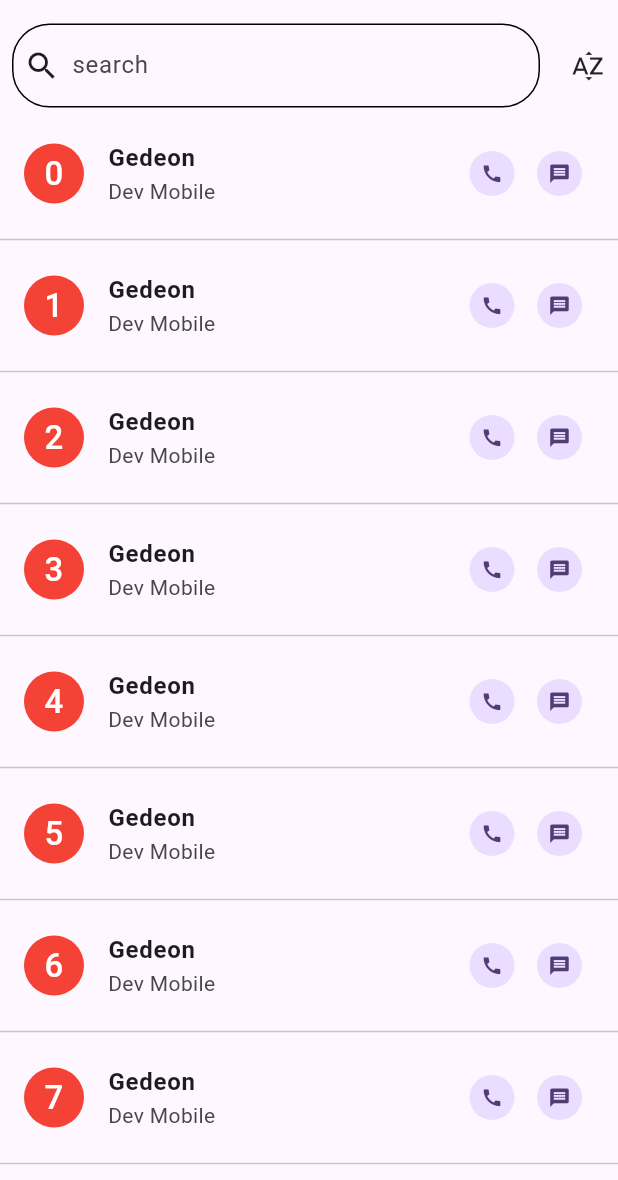
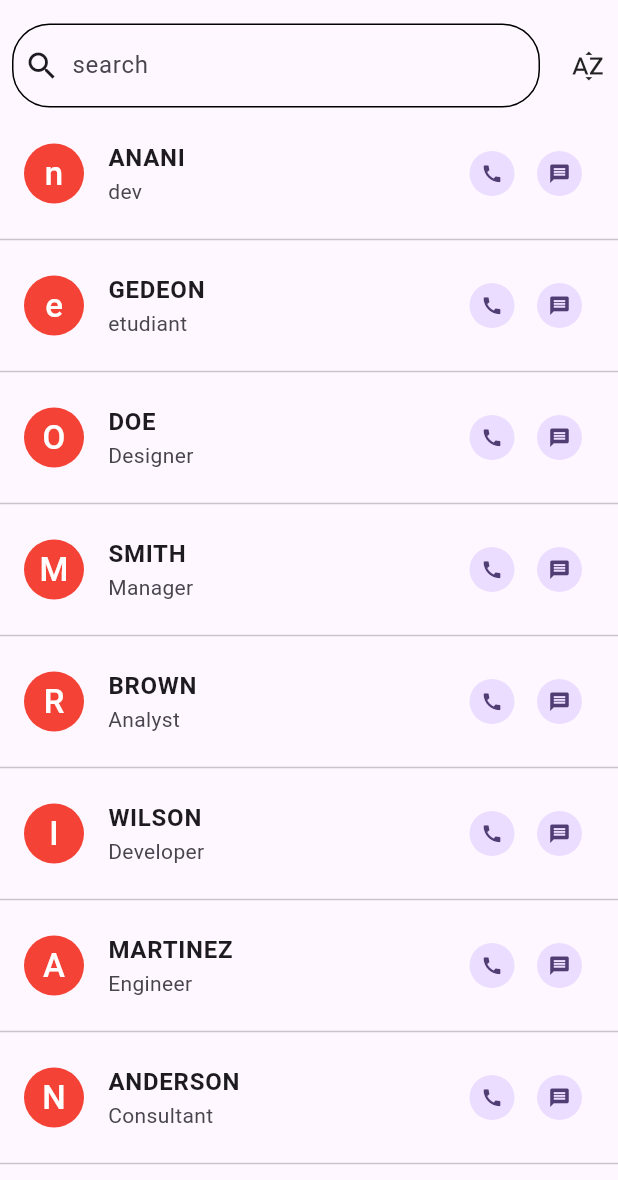
Before and after one commit to tgede46/contact-flutter-, a Flutter app: the screen it shows after launch, on a phone screen of 412 x 824 dp, the part 56-1236 px from its top. Run offline on Flutter 3.47's test engine with Material 3 defaults, Android fonts, the light colour scheme and no system bars.

Commit message:
"suite du projet avec avec ajout d'une base de donne en json"

```diff
--- /dev/null
+++ b/lib/data/data.dart
@@ -0,0 +1,24 @@
+import 'package:contactapp/model/user.dart';
+
+List<User> listeUer= [
+  User(id: 1, nom: 'Anani', post: 'dev', profil: '', email: 'ananijouse08@gmail.com', numero: 90),
+  User(id: 2, nom: 'Gedeon', post: 'etudiant', profil: '', email: 'gedeonkpara@gmail.com', numero: 90),
+  User(id: 3, nom: 'DOE', post: 'Designer', profil: '', email: 'doe.john@example.com', numero: 12345678),
+  User(id: 4, nom: 'SMITH', post: 'Manager', profil: '', email: 'smith.jane@example.com', numero: 87654321),
+  User(id: 5, nom: 'BROWN', post: 'Analyst', profil: '', email: 'brown.chris@example.com', numero: 11223344),
+  User(id: 6, nom: 'WILSON', post: 'Developer', profil: '', email: 'wilson.emma@example.com', numero: 22334455),
+  User(id: 7, nom: 'MARTINEZ', post: 'Engineer', profil: '', email: 'martinez.david@example.com', numero: 33445566),
+  User(id: 8, nom: 'ANDERSON', post: 'Consultant', profil: '', email: 'anderson.olivia@example.com', numero: 44556677),
+  User(id: 9, nom: 'THOMAS', post: 'Architect', profil: '', email: 'thomas.james@example.com', numero: 55667788),
+  User(id: 10, nom: 'JACKSON', post: 'Recruiter', profil: '', email: 'jackson.sophia@example.com', numero: 66778899),
+  User(id: 11, nom: 'WHITE', post: 'HR', profil: '', email: 'white.liam@example.com', numero: 77889900),
+  User(id: 12, nom: 'HARRIS', post: 'Accountant', profil: '', email: 'harris.isabella@example.com', numero: 88990011),
+  User(id: 13, nom: 'MARTIN', post: 'Marketing', profil: '', email: 'martin.noah@example.com', numero: 99001122),
+  User(id: 14, nom: 'THOMPSON', post: 'Sales', profil: '', email: 'thompson.mia@example.com', numero: 10112233),
+  User(id: 15, nom: 'GARCIA', post: 'Support', profil: '', email: 'garcia.ethan@example.com', numero: 21223344),
+  User(id: 16, nom: 'RODRIGUEZ', post: 'Trainer', profil: '', email: 'rodriguez.ava@example.com', numero: 32334455),
+  User(id: 17, nom: 'LEE', post: 'Manager', profil: '', email: 'lee.logan@example.com', numero: 43445566),
+  User(id: 18, nom: 'WALKER', post: 'Designer', profil: '', email: 'walker.chloe@example.com', numero: 54556677),
+  User(id: 19, nom: 'HALL', post: 'Analyst', profil: '', email: 'hall.lucas@example.com', numero: 65667788),
+  User(id: 20, nom: 'ALLEN', post: 'Developer', profil: '', email: 'allen.grace@example.com', numero: 76778899),
+];
--- a/lib/view/home.dart
+++ b/lib/view/home.dart
@@ -1,4 +1,6 @@
 import 'package:flutter/material.dart';
+import 'package:contactapp/model/user.dart';
+import 'package:contactapp/data/data.dart';
 
 class Home extends StatelessWidget {
   const Home({super.key});
@@ -56,13 +58,13 @@ class Home extends StatelessWidget {
                    return  ListTile(
                      leading: CircleAvatar(
                        backgroundColor: Colors.red,
-                       child: Text('$index',
+                       child: Text(listeUer[index].nom[1],
                          style: TextStyle(
                              fontSize: 22,
                              color: Colors.white),),
                      ),
-                     title: Text('Gedeon',style: TextStyle(fontWeight: FontWeight.bold),),
-                     subtitle: Text('Dev Mobile'),
+                     title: Text(listeUer[index].nom.toUpperCase(),style:TextStyle(fontWeight: FontWeight.bold),),
+                     subtitle: Text(listeUer[index].post),
                      trailing:
                      Row(
                        mainAxisSize: MainAxisSize.min,
```
Also changed, not shown: lib/model/user.dart (added, +19 -0 lines), lib/view/profile.dart (added, +137 -0 lines).
